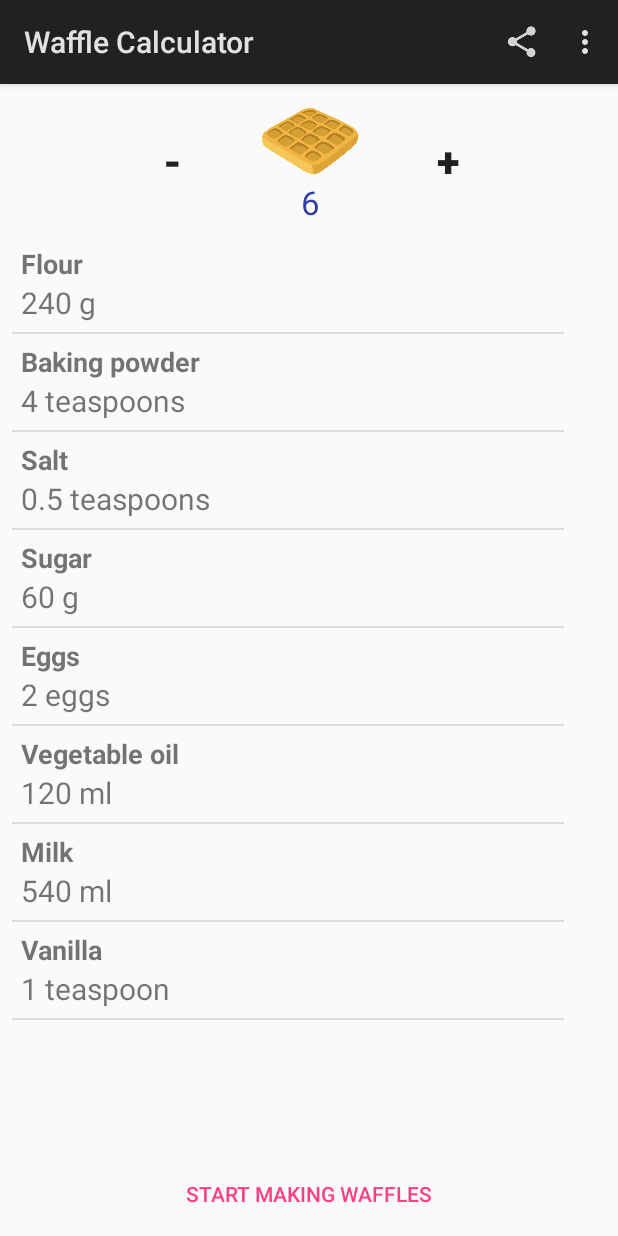
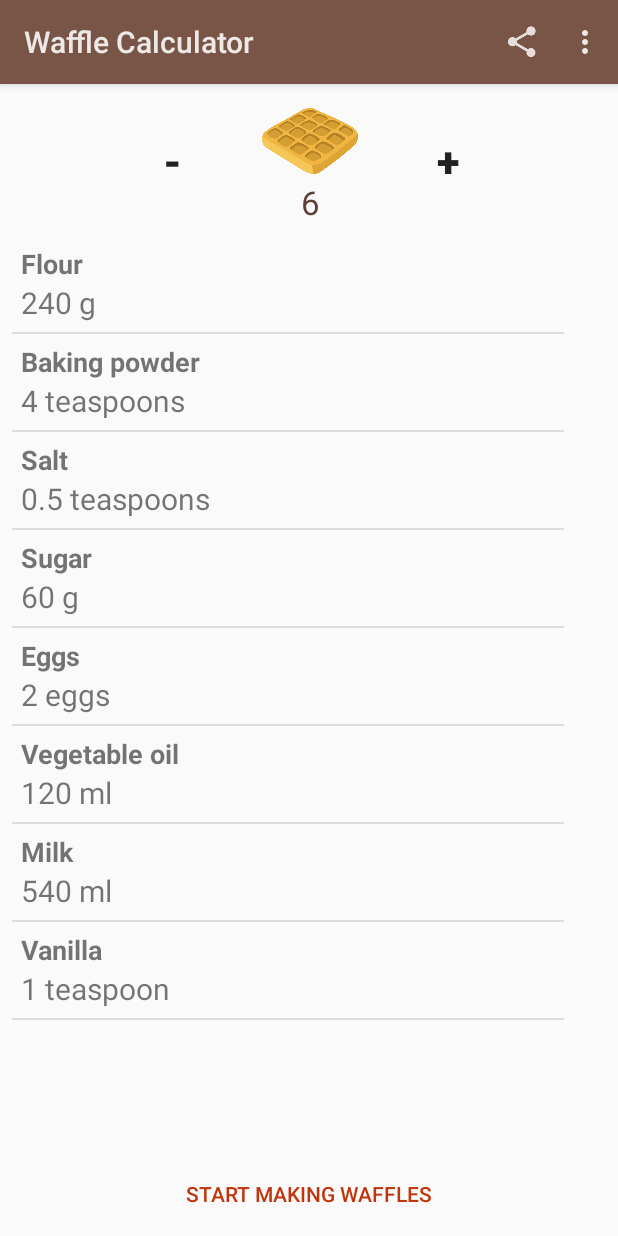
Before and after one commit to lorenzo2897/waffle-calculator-android, an Android app: the screen it shows after launch (MainActivity), on a phone screen of 412 x 824 dp. Run offline under Robolectric (Android 15) with nearby library versions, the phone set to English and light mode, and no system bars.

Commit message:
changed app theme colours

```diff
--- a/app/src/main/res/layout/fragment_recipe.xml
+++ b/app/src/main/res/layout/fragment_recipe.xml
@@ -56,6 +56,7 @@
         android:layout_marginLeft="8dp"
         android:layout_marginRight="8dp"
         android:text="@string/swipe_for_next_step"
+        android:textColor="@color/colorAccent"
         app:layout_constraintBottom_toBottomOf="parent"
         app:layout_constraintLeft_toLeftOf="parent"
         app:layout_constraintRight_toRightOf="parent"/>
--- a/app/src/main/res/values/colors.xml
+++ b/app/src/main/res/values/colors.xml
@@ -1,6 +1,6 @@
 <?xml version="1.0" encoding="utf-8"?>
 <resources>
-    <color name="colorPrimary">#3F51B5</color>
-    <color name="colorPrimaryDark">#303F9F</color>
-    <color name="colorAccent">#FF4081</color>
+    <color name="colorPrimary">#795548</color>
+    <color name="colorPrimaryDark">#5D4037</color>
+    <color name="colorAccent">#BF360C</color>
 </resources>
--- a/app/src/main/res/values/styles.xml
+++ b/app/src/main/res/values/styles.xml
@@ -3,6 +3,9 @@
     <!-- Base application theme. -->
     <style name="AppTheme" parent="android:Theme.Material.Light.DarkActionBar">
         <!-- Customize your theme here. -->
+        <item name="android:colorPrimary">@color/colorPrimary</item>
+        <item name="android:colorPrimaryDark">@color/colorPrimaryDark</item>
+        <item name="android:colorAccent">@color/colorAccent</item>
     </style>
 
 </resources>
```
